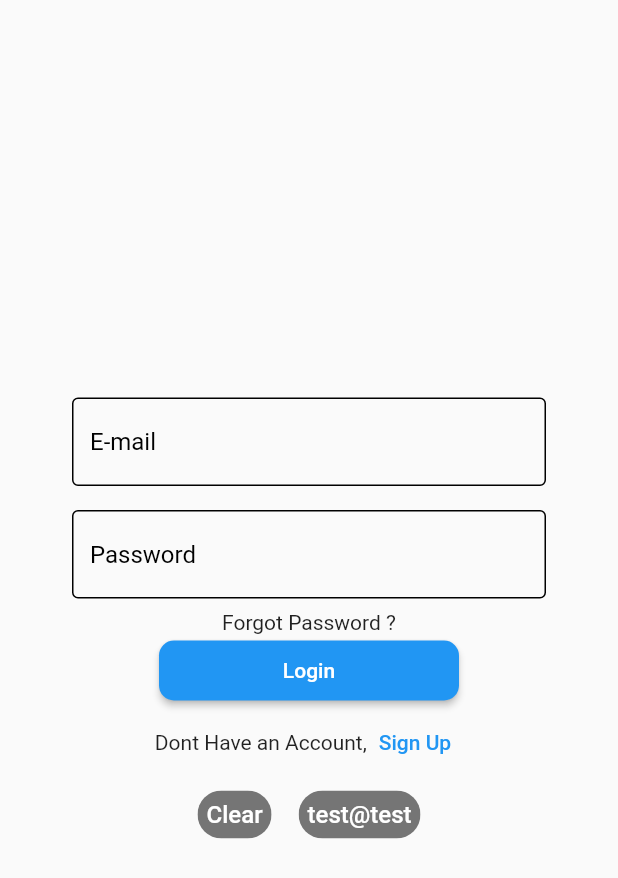
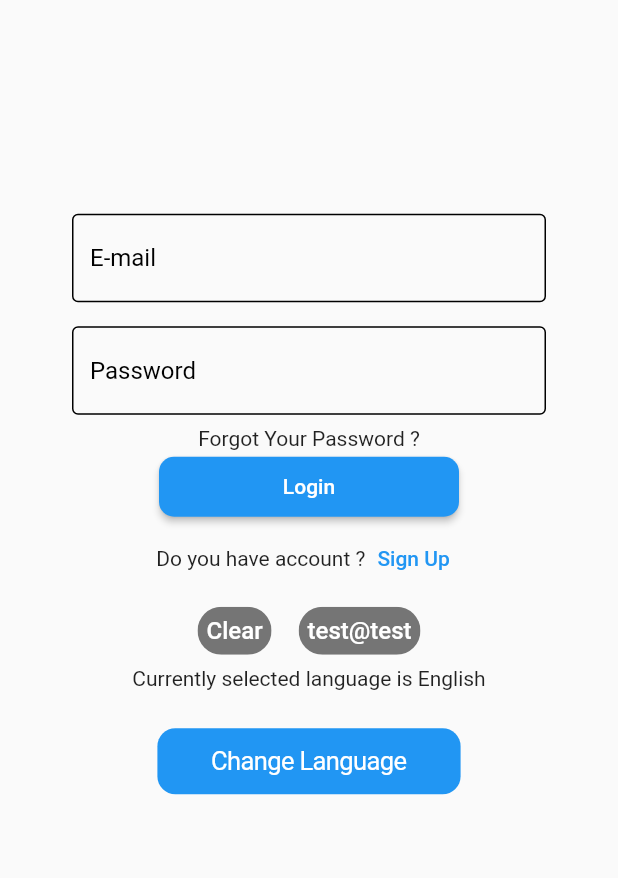
Before and after one commit to Ramsay99/Flutter_FinalApp, a Flutter app: the screen it shows after launch, after a tap on "Login", on a phone screen of 412 x 824 dp. Shown: the top 878 px of the screen. Run offline on Flutter 3.47's test engine with Material 2 defaults, Android fonts, the phone set to English and light mode, and no system bars; our stand-ins replace cloud_firestore, convert, csv, date_time_picker, dropdown_search, file_picker and 10 more; missing offline and left inert: flutter_polyline_points, google_mlkit_object_detection, graphx, map_picker, qr_code_scanner; accounts and stored records are empty; network calls fail.

Commit message:
multi languages implemented for login screen

```diff
--- /dev/null
+++ b/finalapp/assets/i18n/en.json
@@ -0,0 +1,43 @@
+{
+    "textfield":{
+        "email":"E-mail",
+        "password":"Password"
+
+    },
+
+    "button":
+	{
+		"cancel": "Cancel",
+		"change_language": "Change Language",
+        "signup":"Sign Up",
+        "login":"Login"
+	},
+
+    "forgotpassword":"Forgot Your Password ?",
+    "login":"Login",
+    "doyouhaveaccount":"Do you have account ?",
+    "signup":"Sign Up",
+
+    "language":
+	{
+		"name":
+		{
+			"en": "English",
+			"ar": "Arabic"
+
+		},
+		"selected_message": "Currently selected language is {language}",
+		"selection":
+		{
+			"message": "Please select a language from the list",
+			"title": "Language Selection"
+		}
+	}
+    ,"app_bar":{
+        "home":"Home",
+        "signout":"Sign-Out"
+    },
+    "tabbar":{
+        "emp":"Employees"
+    }
+}
--- a/finalapp/lib/Screens/global_screens/auth/login_screen.dart
+++ b/finalapp/lib/Screens/global_screens/auth/login_screen.dart
@@ -5,8 +5,10 @@ import 'package:finalapp/Widgets/default_button.dart';
 import 'package:finalapp/Widgets/default_chip_buttons.dart';
 import 'package:finalapp/Widgets/default_text_field.dart';
 import 'package:finalapp/utility/authentication/auth_service.dart';
+import 'package:flutter/cupertino.dart';
 import 'package:flutter/material.dart';
 import 'package:firebase_auth/firebase_auth.dart';
+import 'package:flutter_translate/flutter_translate.dart';
 
 class LoginScreen extends StatefulWidget {
   const LoginScreen({super.key});
@@ -21,6 +23,8 @@ var passwordController = TextEditingController();
 class _LoginScreenState extends State<LoginScreen> {
   @override
   Widget build(BuildContext context) {
+    var localizationDelegate = LocalizedApp.of(context).delegate;
+
     return Scaffold(
       body: Container(
         alignment: Alignment.center,
@@ -33,16 +37,16 @@ class _LoginScreenState extends State<LoginScreen> {
                 child: Column(children: [
                   DefaultFormField(
                     key: const Key("email_textfield"),
-                    textHint: "E-mail",
+                    textHint: translate("textfield.email"),
                     controller: emailController,
                   ),
                   DefaultFormField(
                     key: const Key("pass_textfield"),
-                    textHint: "Password",
+                    textHint: translate("textfield.password"),
                     controller: passwordController,
                   ),
                   GestureDetector(
-                    child: Text("Forgot Password ?"),
+                    child: Text(translate('forgotpassword')),
                     onTap: () => Navigator.push(
                       context,
                       MaterialPageRoute(
@@ -50,7 +54,7 @@ class _LoginScreenState extends State<LoginScreen> {
                     ),
                   ),
                   DefaultButton(
-                    label: "Login",
+                    label: translate('login'),
                     onTap: () {
                       signIn();
                     },
@@ -58,7 +62,7 @@ class _LoginScreenState extends State<LoginScreen> {
                   Row(
                     mainAxisAlignment: MainAxisAlignment.center,
                     children: [
-                      const Text("Dont Have an Account,"),
+                      Text(translate('doyouhaveaccount')),
                       TextButton(
                           onPressed: () {
                             Navigator.push(
@@ -67,7 +71,7 @@ class _LoginScreenState extends State<LoginScreen> {
                                   builder: (context) => const SignUpScreen()),
                             );
                           },
-                          child: const Text("Sign Up"))
+                          child: Text(translate('signup')))
                     ],
                   ),
                   Wrap(
@@ -89,6 +93,23 @@ class _LoginScreenState extends State<LoginScreen> {
                         emailController: emailController,
                         passwordController: passwordController,
                       ),
+                    ],
+                  ),
+                  Column(
+                    mainAxisAlignment: MainAxisAlignment.center,
+                    children: <Widget>[
+                      Text(translate('language.selected_message', args: {
+                        'language': translate(
+                            'language.name.${localizationDelegate.currentLocale.languageCode}')
+                      })),
+                      Padding(
+                          padding: EdgeInsets.only(top: 25, bottom: 160),
+                          child: CupertinoButton.filled(
+                            child: Text(translate('button.change_language')),
+                            padding: const EdgeInsets.symmetric(
+                                vertical: 10.0, horizontal: 36.0),
+                            onPressed: () => _onActionSheetPress(context),
+                          )),
                     ],
                   ),
                 ]),
@@ -117,4 +138,38 @@ class _LoginScreenState extends State<LoginScreen> {
       Navigator.pop(context);
     }
   }
+
+  void showDemoActionSheet(
+      {required BuildContext context, required Widget child}) {
+    showCupertinoModalPopup<String>(
+        context: context,
+        builder: (BuildContext context) => child).then((String? value) {
+      if (value != null) changeLocale(context, value);
+    });
+  }
+
+  void _onActionSheetPress(BuildContext context) {
+    showDemoActionSheet(
+      context: context,
+      child: CupertinoActionSheet(
+        title: Text(translate('language.selection.title')),
+        message: Text(translate('language.selection.message')),
+        actions: <Widget>[
+          CupertinoActionSheetAction(
+            child: Text(translate('language.name.en')),
+            onPressed: () => Navigator.pop(context, 'en_US'),
+          ),
+          CupertinoActionSheetAction(
+            child: Text(translate('language.name.ar')),
+            onPressed: () => Navigator.pop(context, 'ar'),
+          ),
+        ],
+        cancelButton: CupertinoActionSheetAction(
+          child: Text(translate('button.cancel')),
+          isDefaultAction: true,
+          onPressed: () => Navigator.pop(context, null),
+        ),
+      ),
+    );
+  }
 }
--- a/finalapp/lib/main.dart
+++ b/finalapp/lib/main.dart
@@ -3,6 +3,9 @@ import 'package:flutter/foundation.dart';
 import 'package:firebase_core/firebase_core.dart';
 import 'package:finalapp/screens/screens_barrel.dart';
 import 'package:finalapp/utility/utility_barrel.dart';
+import 'package:flutter_localizations/flutter_localizations.dart';
+
+import 'package:flutter_translate/flutter_translate.dart';
 
 // Change this condition between [true|false] to change localCurrentUser type.
 // User localCurrentUser = true
@@ -13,9 +16,9 @@ Future<void> main() async {
   String? id = Uri.base.queryParameters["id"];
   WidgetsFlutterBinding.ensureInitialized();
   await Firebase.initializeApp(options: DefaultFirebaseOptions.currentPlatform);
-  runApp(
-    MyApp(id: id),
-  );
+  var delegate = await LocalizationDelegate.create(
+      fallbackLocale: 'en_US', supportedLocales: ['en_US', 'ar']);
+  runApp(LocalizedApp(delegate, MyApp(id: id)));
 }
 
 class MyApp extends StatelessWidget {
@@ -23,12 +26,24 @@ class MyApp extends StatelessWidget {
   const MyApp({this.id, super.key});
   @override
   Widget build(BuildContext context) {
-    return MaterialApp(
-      debugShowCheckedModeBanner: false,
-      onGenerateRoute: RouteGenerator.generateRoute,
-      home: defaultTargetPlatform == TargetPlatform.android || id == null
-          ? AuthService().handleAuthState()
-          : WebInfoScreen(id: id),
+    var localizationDelegate = LocalizedApp.of(context).delegate;
+    return LocalizationProvider(
+      state: LocalizationProvider.of(context).state,
+      child: MaterialApp(
+        debugShowCheckedModeBanner: false,
+        onGenerateRoute: RouteGenerator.generateRoute,
+        localizationsDelegates: [
+          GlobalMaterialLocalizations.delegate,
+          GlobalWidgetsLocalizations.delegate,
+          localizationDelegate
+        ],
+        supportedLocales: localizationDelegate.supportedLocales,
+        locale: localizationDelegate.currentLocale,
+        theme: ThemeData(primarySwatch: Colors.blue),
+        home: defaultTargetPlatform == TargetPlatform.android || id == null
+            ? AuthService().handleAuthState()
+            : WebInfoScreen(id: id),
+      ),
     );
   }
 }
--- a/finalapp/pubspec.yaml
+++ b/finalapp/pubspec.yaml
@@ -61,6 +61,9 @@ dependencies:
   google_mlkit_object_detection: ^0.6.0
   image_picker: ^0.8.6
   dropdown_search: ^5.0.3
+  flutter_localizations:
+    sdk: flutter
+  flutter_translate: ^4.0.3
 
 dev_dependencies:
   flutter_test:
@@ -87,6 +90,7 @@ flutter:
   assets:
     - assets/images/
     - assets/ml/
+    - assets/i18n/
   #   - images/a_dot_ham.jpeg
 
   # An image asset can refer to one or more resolution-specific "variants", see
```
Also changed, not shown: finalapp/assets/i18n/ar.json (added, +43 -0 lines), finalapp/pubspec.lock.
